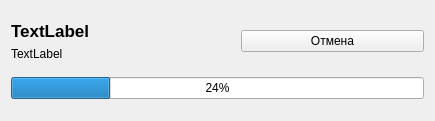
Quirtel/DiskAnalyzer, file forms/taskview.ui: the form before one commit.
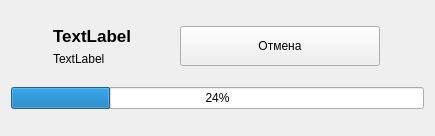
The form after the commit.

Diff of the .ui file:
```diff
--- a/forms/taskview.ui
+++ b/forms/taskview.ui
@@ -7,7 +7,7 @@
     <x>0</x>
     <y>0</y>
     <width>435</width>
-    <height>121</height>
+    <height>136</height>
    </rect>
   </property>
   <property name="windowTitle">
@@ -15,7 +15,7 @@
   </property>
   <layout class="QGridLayout" name="gridLayout">
    <item row="0" column="0">
-    <layout class="QHBoxLayout" name="horizontalLayout">
+    <layout class="QHBoxLayout" name="horizontalLayout_2">
      <item>
       <layout class="QVBoxLayout" name="verticalLayout">
        <item>
@@ -34,35 +34,44 @@
        </item>
        <item>
         <widget class="QLabel" name="label_readBytes">
+         <property name="sizePolicy">
+          <sizepolicy hsizetype="Fixed" vsizetype="Preferred">
+           <horstretch>0</horstretch>
+           <verstretch>0</verstretch>
+          </sizepolicy>
+         </property>
          <property name="text">
           <string>TextLabel</string>
          </property>
+         <property name="wordWrap">
+          <bool>false</bool>
+         </property>
         </widget>
        </item>
       </layout>
      </item>
      <item>
-      <spacer name="horizontalSpacer">
-       <property name="orientation">
-        <enum>Qt::Horizontal</enum>
-       </property>
-       <property name="sizeType">
-        <enum>QSizePolicy::Fixed</enum>
-       </property>
-       <property name="sizeHint" stdset="0">
+      <layout class="QHBoxLayout" name="horizontalLayout">
+       <item>
+        <widget class="QPushButton" name="pushButton_cancel">
+         <property name="sizePolicy">
+          <sizepolicy hsizetype="Fixed" vsizetype="Fixed">
+           <horstretch>0</horstretch>
+           <verstretch>0</verstretch>
+          </sizepolicy>
+         </property>
+         <property name="maximumSize">
         <size>
-         <width>40</width>
-         <height>20</height>
-        </size>
-       </property>
-      </spacer>
-     </item>
-     <item>
-      <widget class="QPushButton" name="pushButton_cancel">
+           <width>200</width>
+           <height>40</height>
+          </size>
+         </property>
        <property name="text">
         <string>Отмена</string>
        </property>
       </widget>
+       </item>
+      </layout>
      </item>
     </layout>
    </item>
```
Lines whose indentation alone changed are shown as unchanged.
